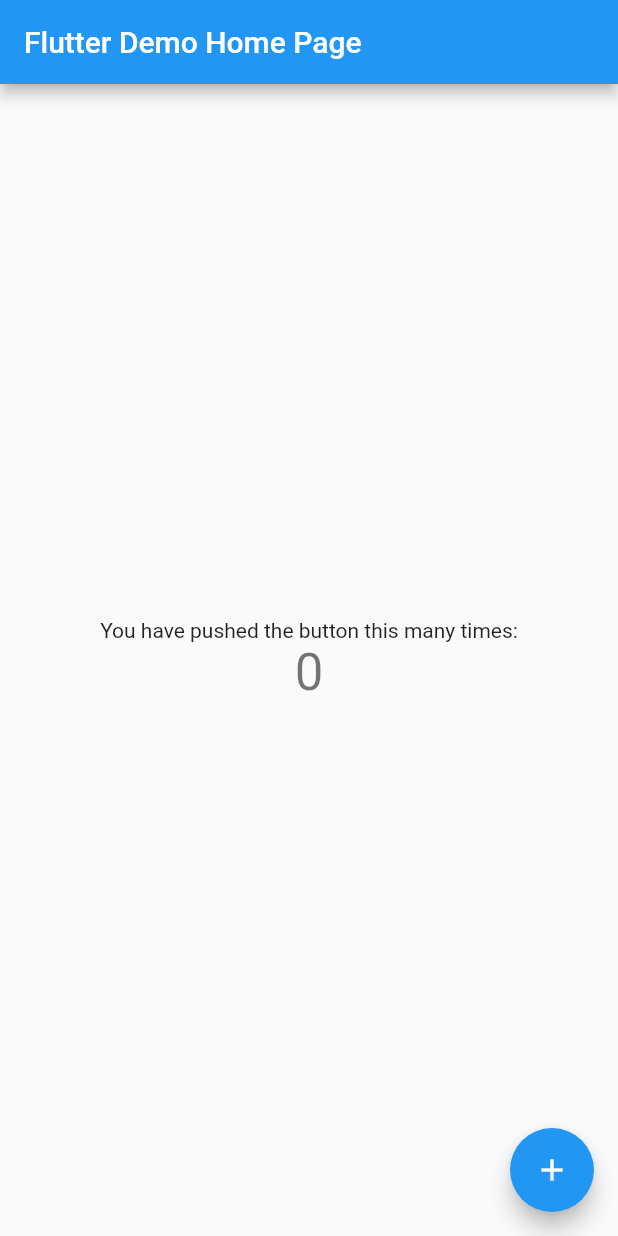
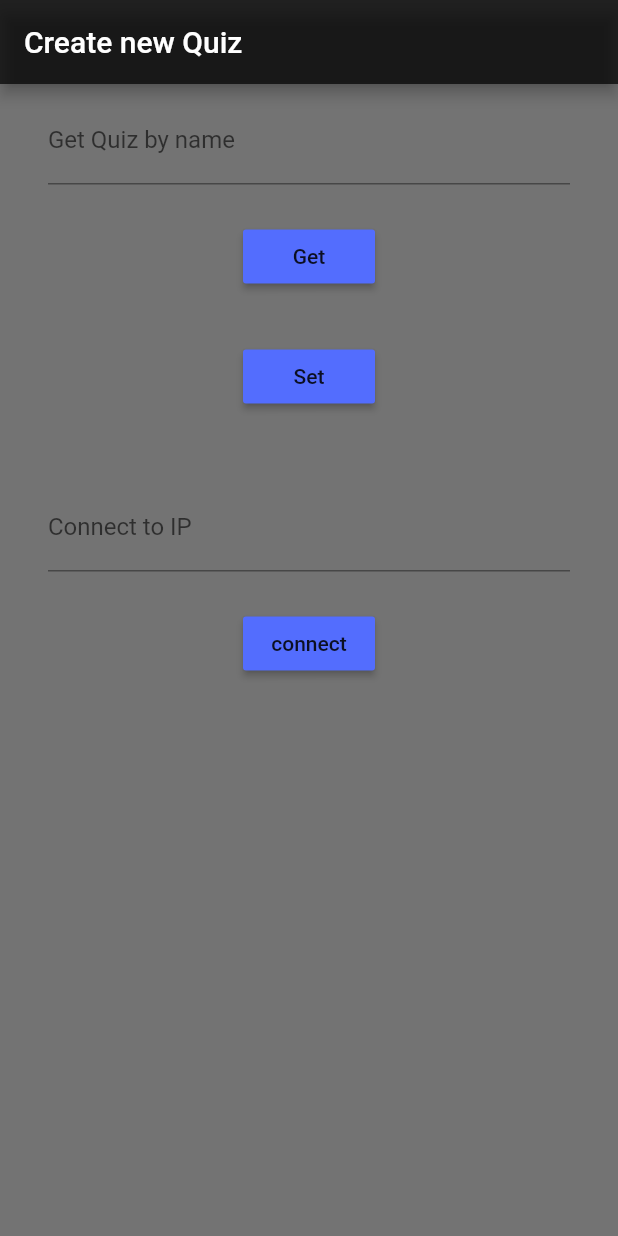
Before and after one commit to kaldown/hunger-mobile, a Flutter app: the screen it shows after launch, on a phone screen of 412 x 824 dp. Run offline on Flutter 3.47's test engine with Material 2 defaults, Android fonts, the phone set to English and light mode, and no system bars; missing offline and left inert: grpc.

Commit message:
Added [connect] [get] [set]

```diff
--- a/lib/main.dart
+++ b/lib/main.dart
@@ -1,41 +1,68 @@
 import 'package:flutter/material.dart';
+import 'dart:async';
+
+import 'package:grpc/grpc.dart';
+
+import 'package:hunger/src/generated/quiz.pb.dart';
+import 'package:hunger/src/generated/quiz.pbgrpc.dart';
+
+Future<QuizerClient> connect(String sock) async {
+  List ipAndPort = sock.split(':');
+  final channel = new ClientChannel(
+      ipAndPort[0],
+      port: int.parse(ipAndPort[1]),
+      options: const ChannelOptions(
+          credentials: const ChannelCredentials.insecure()));
+  return new QuizerClient(channel);
+}
+
+Future<String> getQuiz(String quizName, client) async {
+  if (client == null) {
+    return 'Connect first';
+  }
+
+  try {
+    final response = await client.getQuiz(new QuizRequest()..message = quizName);
+    print('Quiz client received: ${response.message}');
+    return response.message;
+  } catch (e) {
+    print('Caught error: $e');
+    return e.message;
+  }
+}
+
+Future<String> setQuiz(String quizName, client) async {
+  if (client == null) {
+    return 'Connect first';
+  }
+
+  try {
+    final response = await client.setQuiz(new QuizRequest()..message = quizName);
+    print('Quiz client received: ${response.message}');
+    return response.message;
+  } catch (e) {
+    print('Caught error: $e');
+    return e.message;
+  }
+}
 
 void main() => runApp(MyApp());
 
 class MyApp extends StatelessWidget {
-  // This widget is the root of your application.
   @override
   Widget build(BuildContext context) {
     return MaterialApp(
-      title: 'Flutter Demo',
+      title: 'Hunger for Quiz',
       theme: ThemeData(
-        // This is the theme of your application.
-        //
-        // Try running your application with "flutter run". You'll see the
-        // application has a blue toolbar. Then, without quitting the app, try
-        // changing the primarySwatch below to Colors.green and then invoke
-        // "hot reload" (press "r" in the console where you ran "flutter run",
-        // or simply save your changes to "hot reload" in a Flutter IDE).
-        // Notice that the counter didn't reset back to zero; the application
-        // is not restarted.
         primarySwatch: Colors.blue,
       ),
-      home: MyHomePage(title: 'Flutter Demo Home Page'),
+      home: MyHomePage(title: 'Quiz main'),
     );
   }
 }
 
 class MyHomePage extends StatefulWidget {
   MyHomePage({Key key, this.title}) : super(key: key);
-
-  // This widget is the home page of your application. It is stateful, meaning
-  // that it has a State object (defined below) that contains fields that affect
-  // how it looks.
-
-  // This class is the configuration for the state. It holds the values (in this
-  // case the title) provided by the parent (in this case the App widget) and
-  // used by the build method of the State. Fields in a Widget subclass are
-  // always marked "final".
 
   final String title;
 
@@ -44,68 +71,114 @@ class MyHomePage extends StatefulWidget {
 }
 
 class _MyHomePageState extends State<MyHomePage> {
-  int _counter = 0;
+  String _quiz = '';
+  QuizerClient _client;
+  final quizController = TextEditingController();
+  final serverController = TextEditingController();
 
-  void _incrementCounter() {
+  Future<void> _connect(ctx) async {
+    _client = await connect(ctx);
     setState(() {
-      // This call to setState tells the Flutter framework that something has
-      // changed in this State, which causes it to rerun the build method below
-      // so that the display can reflect the updated values. If we changed
-      // _counter without calling setState(), then the build method would not be
-      // called again, and so nothing would appear to happen.
-      _counter++;
+      _quiz = 'Connected';
+    });
+  }
+
+  Future<void> _getQuiz(ctx) async {
+    String response = await getQuiz(ctx, _client);
+    setState(() {
+      _quiz = response;
+    });
+  }
+
+  Future<void> _setQuiz(ctx) async {
+    String response = await setQuiz(ctx, _client);
+    setState(() {
+      _quiz = response;
     });
   }
 
   @override
   Widget build(BuildContext context) {
-    // This method is rerun every time setState is called, for instance as done
-    // by the _incrementCounter method above.
-    //
-    // The Flutter framework has been optimized to make rerunning build methods
-    // fast, so that you can just rebuild anything that needs updating rather
-    // than having to individually change instances of widgets.
     return Scaffold(
       appBar: AppBar(
-        // Here we take the value from the MyHomePage object that was created by
-        // the App.build method, and use it to set our appbar title.
-        title: Text(widget.title),
+        title: Text('Create new Quiz'),
+        backgroundColor: Colors.black87,
       ),
-      body: Center(
-        // Center is a layout widget. It takes a single child and positions it
-        // in the middle of the parent.
-        child: Column(
-          // Column is also layout widget. It takes a list of children and
-          // arranges them vertically. By default, it sizes itself to fit its
-          // children horizontally, and tries to be as tall as its parent.
-          //
-          // Invoke "debug painting" (press "p" in the console, choose the
-          // "Toggle Debug Paint" action from the Flutter Inspector in Android
-          // Studio, or the "Toggle Debug Paint" command in Visual Studio Code)
-          // to see the wireframe for each widget.
-          //
-          // Column has various properties to control how it sizes itself and
-          // how it positions its children. Here we use mainAxisAlignment to
-          // center the children vertically; the main axis here is the vertical
-          // axis because Columns are vertical (the cross axis would be
-          // horizontal).
-          mainAxisAlignment: MainAxisAlignment.center,
-          children: <Widget>[
-            Text(
-              'You have pushed the button this many times:',
-            ),
-            Text(
-              '$_counter',
-              style: Theme.of(context).textTheme.display1,
-            ),
-          ],
+      body: Container(
+        color: Colors.black54,
+        child: Padding(
+          padding: const EdgeInsets.symmetric(
+            vertical: 8.0,
+            horizontal: 32.0,
+          ),
+          child: Column(
+            children: [
+              Padding(
+                padding: const EdgeInsets.only(bottom: 8.0),
+                child: TextField(
+		    controller: quizController,
+                    decoration: InputDecoration(
+                      labelText: 'Get Quiz by name',
+                    )),
+              ),
+              Padding(
+                padding: const EdgeInsets.all(16.0),
+                child: Builder(
+                  builder: (context) {
+                    return RaisedButton(
+                      color: Colors.indigoAccent,
+                      child: Text('Get'),
+                      onPressed: () => _getQuiz(quizController.text),
+                    );
+                  },
+                ),
+              ),
+              Padding(
+                padding: const EdgeInsets.all(16.0),
+                child: Builder(
+                  builder: (context) {
+                    return RaisedButton(
+                      color: Colors.indigoAccent,
+                      child: Text('Set'),
+                      onPressed: () => _setQuiz(quizController.text),
+                    );
+                  },
+                ),
+              ),
+              Padding(
+                padding: const EdgeInsets.only(bottom: 8.0),
+                child: Text(
+		    '$_quiz',
+       		    style: new TextStyle(
+       		      fontSize: 20.0,
+       		      color: Colors.yellow,
+   		    ),
+	        ),
+              ),
+              Padding(
+                padding: const EdgeInsets.only(bottom: 8.0),
+                child: TextField(
+		    controller: serverController,
+                    decoration: InputDecoration(
+                      labelText: 'Connect to IP',
+                    )),
+              ),
+              Padding(
+                padding: const EdgeInsets.all(16.0),
+                child: Builder(
+                  builder: (context) {
+                    return RaisedButton(
+                      color: Colors.indigoAccent,
+                      child: Text('connect'),
+                      onPressed: () => _connect(serverController.text),
+                    );
+                  },
+                ),
+              ),
+            ],
+          ),
         ),
       ),
-      floatingActionButton: FloatingActionButton(
-        onPressed: _incrementCounter,
-        tooltip: 'Increment',
-        child: Icon(Icons.add),
-      ), // This trailing comma makes auto-formatting nicer for build methods.
     );
   }
 }
--- a/pubspec.yaml
+++ b/pubspec.yaml
@@ -15,6 +15,10 @@ environment:
 dependencies:
   flutter:
     sdk: flutter
+  async: '>=1.13.3 <3.0.0'
+  grpc: ^1.0.1
+  protobuf: ^0.10.1
+
 
   # The following adds the Cupertino Icons font to your application.
   # Use with the CupertinoIcons class for iOS style icons.
```
Also changed, not shown: 1 other file.
